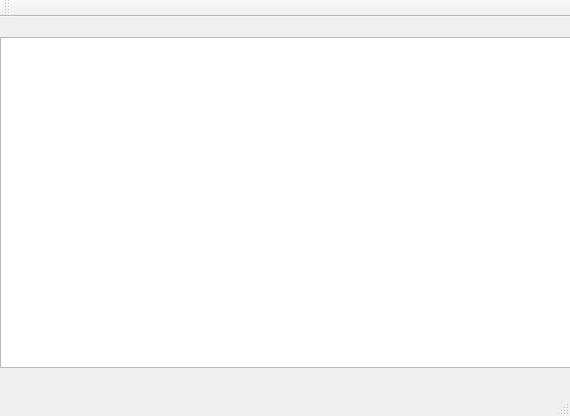
Old version of the form Videojuego/mainwindow.ui in the repository Pablo9925/Proyecto_Final_Info.
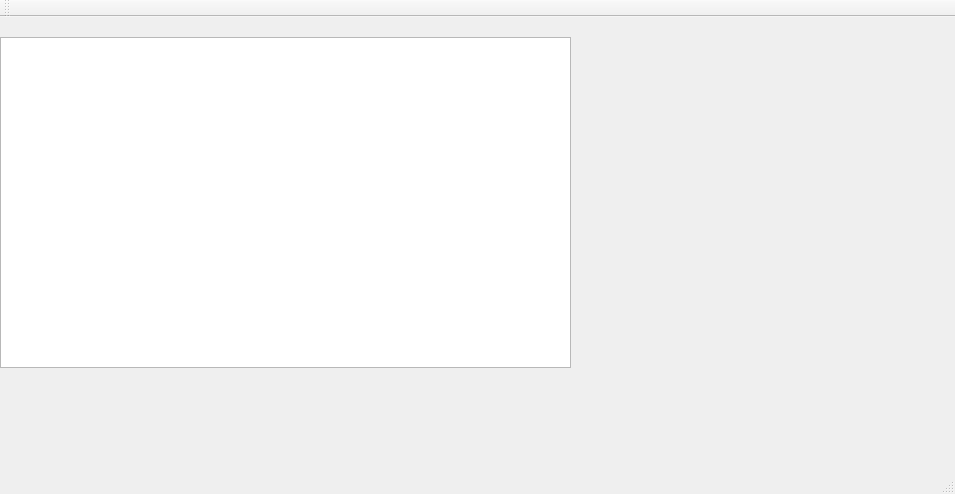
New version of the form.

The edit to the form file:
```diff
--- a/Videojuego/mainwindow.ui
+++ b/Videojuego/mainwindow.ui
@@ -6,8 +6,8 @@
    <rect>
     <x>0</x>
     <y>0</y>
-    <width>570</width>
-    <height>416</height>
+    <width>955</width>
+    <height>494</height>
    </rect>
   </property>
   <property name="windowTitle">
```
Left out of the diff: 10 changed lines with no effect on the pictures.
